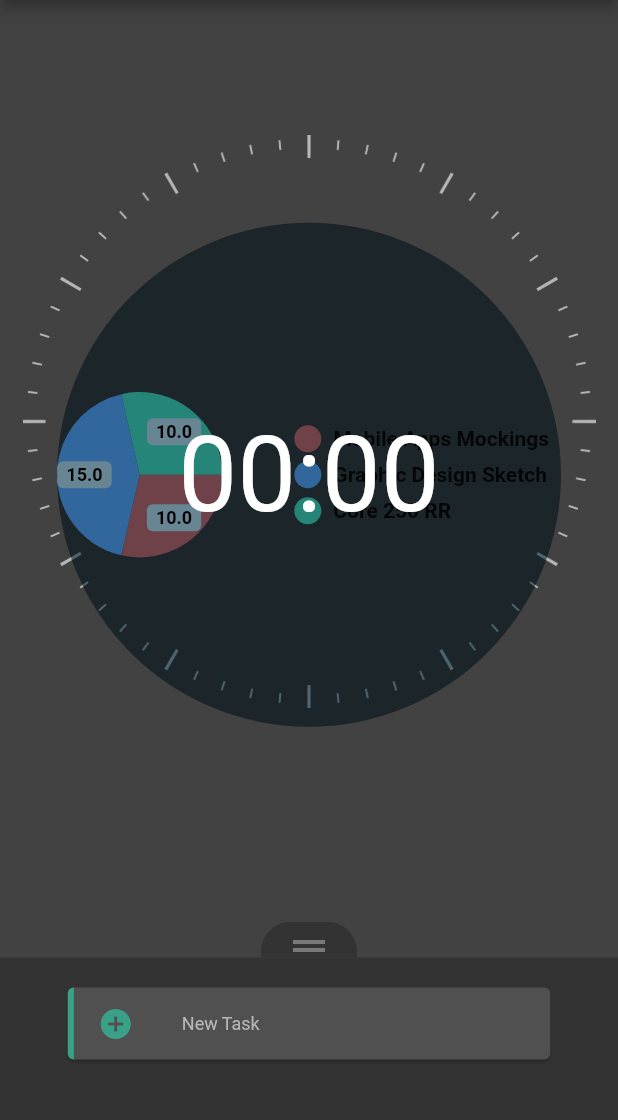
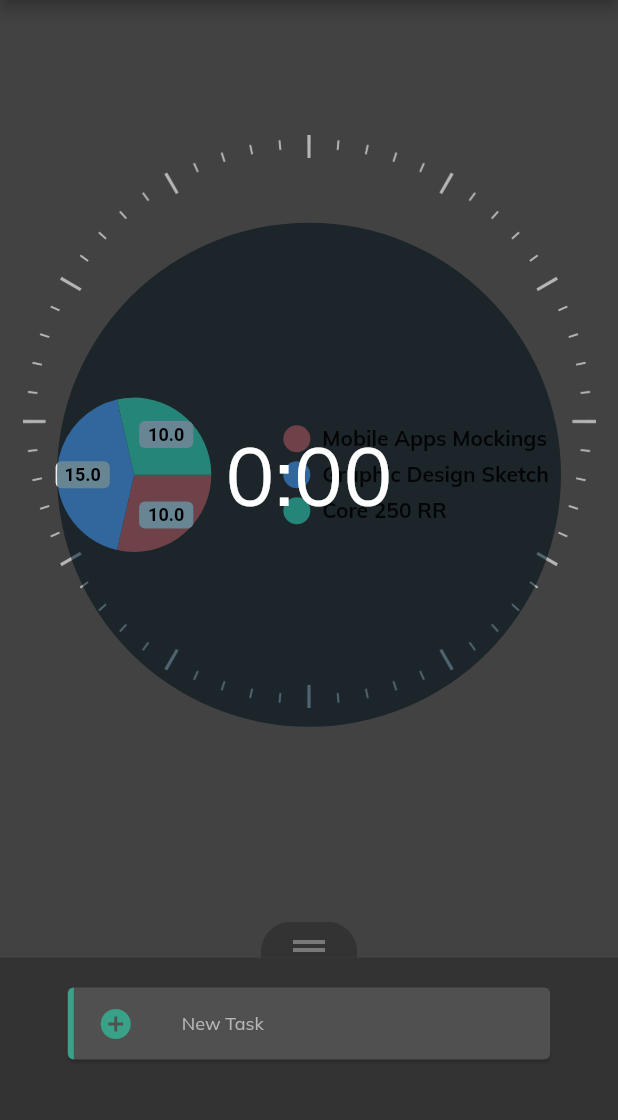
Before and after one commit to elmmo/PieTime, a Flutter app: the SetTime screen opened by its route, after a tap on "Cancel", on a phone screen of 412 x 824 dp, the part 84-1204 px from its top. Run offline on Flutter 3.47's test engine with Material 2 defaults, Android fonts, the phone set to English and light mode, and no system bars; drawn by our look-alikes of pie_chart; our stand-ins replace dotted_border, google_fonts; missing offline and left inert: flutter_duration_picker; Roboto replaces fonts that are missing (Almarai).

Commit message:
Fixed duration format and set time layout

```diff
--- a/lib/main.dart
+++ b/lib/main.dart
@@ -24,7 +24,7 @@ class _PieTimerAppState extends State<PieTimerApp> {
           accentColor: Colors.red,
           backgroundColor: Colors.grey[800],
           secondaryHeaderColor: Colors.grey[900],
-          textTheme: GoogleFonts.almaraiTextTheme(Theme.of(context).textTheme),
+          textTheme: GoogleFonts.muliTextTheme(Theme.of(context).textTheme),
         ),
         routes: {
           '/setTime': (BuildContext context) => SetTime(_sendDuration, context),
--- a/lib/timer_face/PieTimer.dart
+++ b/lib/timer_face/PieTimer.dart
@@ -45,8 +45,14 @@ class _PieTimerState extends State<PieTimer> with TickerProviderStateMixin {
 
   // returns the time remaining on the clock
   String get timerString {
-    Duration dur = (_controller.value == 0) ? _controller.duration : _controller.duration*_controller.value;
-    return '${(dur.inMinutes).toString().padLeft(2, '0')}:${(dur.inSeconds % 60).toString().padLeft(2, '0')}';
+    Duration dur = (_controller.value == 0)
+        ? _controller.duration
+        : _controller.duration * _controller.value;
+    if (dur.inHours == 0) {
+      return '${(dur.inMinutes).toString()}:${(dur.inSeconds % 60).toString().padLeft(2, '0')}';
+    } else {
+      return '${(dur.inHours).toString()}:${(dur.inMinutes % 60).toString().padLeft(2, '0')}:${(dur.inSeconds % 60).toString().padLeft(2, '0')}';
+    }
   }
 
   // detects status of animation and returns the timer status
@@ -91,9 +97,8 @@ class _PieTimerState extends State<PieTimer> with TickerProviderStateMixin {
             builder: (context, child) =>
                 // buildStack pushes all static values to be positioned and separately adds
                 // elements that need to be rebuilt every time the animation controller changes
-            positionWidgets(_buildStack.values.toList() + [generateTimerText(timerString)])
-        )
-    );
+                positionWidgets(_buildStack.values.toList() +
+                    [generateTimerText(timerString)])));
   }
 
   // creates the floating action button that triggers the timer
@@ -101,8 +106,9 @@ class _PieTimerState extends State<PieTimer> with TickerProviderStateMixin {
     if (_controller.duration > Duration(milliseconds: 0)) {
       FloatingActionButton button = FloatingActionButton.extended(
           onPressed: _switchStatus,
-        icon: Icon(
-            _status == PieTimerStatus.playing ? Icons.pause : Icons.play_arrow),
+          icon: Icon(_status == PieTimerStatus.playing
+              ? Icons.pause
+              : Icons.play_arrow),
           label: Text(_status == PieTimerStatus.playing ? "Pause" : "Play"));
       _buildStack[PieTimerComponent.toggleButton] = button;
     }
@@ -112,8 +118,7 @@ class _PieTimerState extends State<PieTimer> with TickerProviderStateMixin {
   void generatePie() {
     Widget pie = Positioned.fill(
       child: CustomPaint(
-          painter:
-              CustomTimerPainter(
+          painter: CustomTimerPainter(
               animation: _controller, color: Colors.blueGrey[800])),
     );
     _buildStack[PieTimerComponent.pie] = pie;
@@ -129,9 +134,9 @@ class _PieTimerState extends State<PieTimer> with TickerProviderStateMixin {
             children: <Widget>[
               Text(
                 text,
-                style: TextStyle(fontSize: 70.0, color: Colors.white),
-              )]
-            ));
+                style: TextStyle(fontSize: 55.0, color: Colors.white),
+              )
+            ]));
     return timerText;
   }
 
--- a/lib/timer_face/SetTime.dart
+++ b/lib/timer_face/SetTime.dart
@@ -20,12 +20,31 @@ class _SetTimeState extends State<SetTime> {
   Widget build(BuildContext context) {
 
     return new Scaffold(
-      appBar: OrgComponents.generateAppBar(context),
+       appBar: AppBar( // Changes plus icon to close and goes back to home
+        title: Text(
+          'PieTime',
+        ),
+        backgroundColor: Colors.grey[900],
+        actions: <Widget>[
+          Padding(
+              padding: EdgeInsets.only(right: 20.0),
+              // Plus icon on the Appbar to the right
+              child: IconButton(
+                  icon: Icon(Icons.close),
+                  onPressed: () {
+                    Navigator.pop(context);
+                  })),
+        ],
+      ),
       drawer: OrgComponents.generateSideDrawer(),
       body: new Center(
         child: new Column(
-          mainAxisAlignment: MainAxisAlignment.center,
+          mainAxisAlignment: MainAxisAlignment.start,
           children: <Widget>[
+             Padding(
+                  padding: EdgeInsets.fromLTRB(0, 70, 0, 30),
+                  child: getEndTimeString(),
+                ),
             // the set time picker
             DurationPicker(
                 duration: _duration,
@@ -38,31 +57,23 @@ class _SetTimeState extends State<SetTime> {
             // the accept and cancel buttons
             ButtonBar(
               alignment: MainAxisAlignment.center,
+              buttonMinWidth: 100,
+              buttonPadding: EdgeInsets.fromLTRB(20, 10, 20, 10),
               children: <Widget>[
                 FlatButton(
-                  child: Text("Cancel"),
+                  child: Text("Cancel", style: TextStyle(fontSize: 20),),
                   onPressed: () {
                     // navigate back to main screen
                     Navigator.pop(context);
                   }
                 ),
                 RaisedButton(
-                  child: Text("Accept"),
+                   child: Text("Accept", style: TextStyle(fontSize: 20),),
                   onPressed: (isValidTime()) ? () {
                     this.widget.callback(_duration, this.widget.originalContext);
                   } : null,
                 ),
               ],
-            ),
-            Row(
-              crossAxisAlignment: CrossAxisAlignment.center,
-              mainAxisAlignment: MainAxisAlignment.center,
-              children: [
-                Padding(
-                  padding: EdgeInsets.fromLTRB(0, 70, 0, 10),
-                  child: Text(getEndTimeString(), style: TextStyle(color: Colors.white, fontSize: 20))
-                )
-              ]
             ),
           ],
         ),
@@ -76,18 +87,32 @@ class _SetTimeState extends State<SetTime> {
     }
   }
 
-  String getEndTimeString() {
+  RichText getEndTimeString() {
     String timeMarker;
-    String result = "End Time: ";
+    String result = "";
+    // String result = "Ends at: ";
     if (_endTime.hour > 12) {
       timeMarker = "PM";
-      result += (_endTime.hour-12).toString();
+      result += (_endTime.hour - 12).toString();
     } else {
       timeMarker = "AM";
       result += _endTime.hour.toString();
     }
-    result += ":" + _endTime.minute.toString() + timeMarker;
-    return result;
+    result += ":" + _endTime.minute.toString().padLeft(2, '0') + timeMarker;
+    // Makes "Ends at: " normal weight and the end time bolded
+    var text = new RichText(
+      text: new TextSpan(
+          style: new TextStyle(
+            fontSize: 24.0,
+          ),
+          children: <TextSpan>[
+            new TextSpan(text: 'Ends at: '),
+            new TextSpan(
+                text: '$result',
+                style: new TextStyle(fontWeight: FontWeight.bold)),
+          ]),
+    );
+    return text;
   }
 
   // checks if there is any time on the clock
```
Lines whose indentation alone changed are shown as unchanged.
